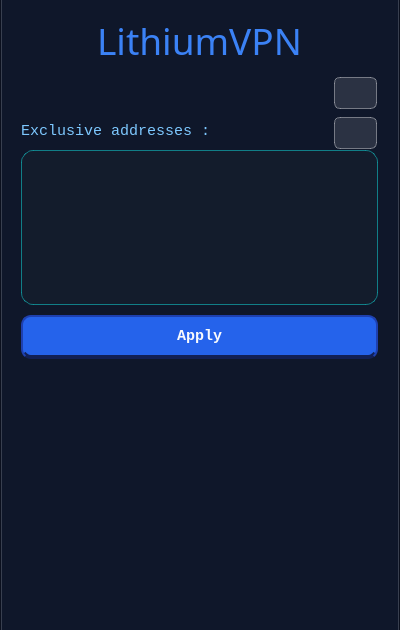
The window that design/dotui/main_window.ui (EXE88/LithiumVPN-windows) describes before a commit, drawn with Qt 5.
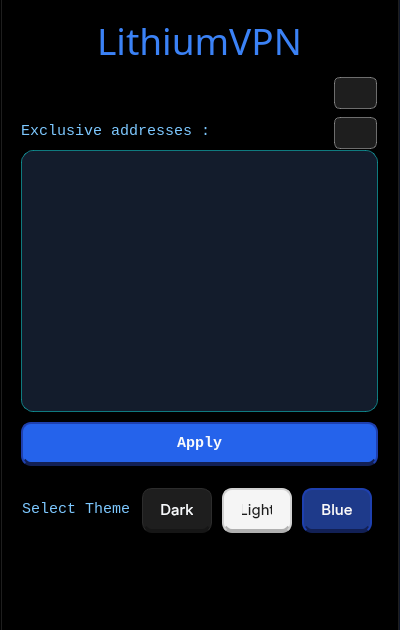
The same window after the commit. The open tabs and pages were chosen to show the change. Icons and pictures are not drawn.

Commit message: added theme manager and basic themes

What changed in the file:
```diff
--- a/design/dotui/main_window.ui
+++ b/design/dotui/main_window.ui
@@ -53,6 +53,9 @@
       <pointsize>10</pointsize>
      </font>
     </property>
+    <property name="styleSheet">
+     <string notr="true">background-color:transparent;</string>
+    </property>
     <property name="currentIndex">
      <number>0</number>
     </property>
@@ -1380,7 +1383,7 @@
         <x>7</x>
         <y>110</y>
         <width>381</width>
-        <height>261</height>
+        <height>368</height>
        </rect>
       </property>
       <layout class="QVBoxLayout" name="proxyExlusives_layout_settingsTab">
@@ -1560,6 +1563,175 @@
        <enum>QFrame::Shadow::Raised</enum>
       </property>
      </widget>
+     <widget class="QLabel" name="themeSelect_label_settingsTab">
+      <property name="geometry">
+       <rect>
+        <x>20</x>
+        <y>500</y>
+        <width>121</width>
+        <height>18</height>
+       </rect>
+      </property>
+      <property name="font">
+       <font>
+        <family>Consolas</family>
+        <pointsize>11</pointsize>
+       </font>
+      </property>
+      <property name="toolTip">
+       <string/>
+      </property>
+      <property name="statusTip">
+       <string/>
+      </property>
+      <property name="whatsThis">
+       <string/>
+      </property>
+      <property name="styleSheet">
+       <string notr="true">color:rgb(125, 200, 255);
+background-color:transparent;</string>
+      </property>
+      <property name="text">
+       <string>Select Theme : </string>
+      </property>
+     </widget>
+     <widget class="QPushButton" name="darkThemeSelect_button_settingsTab">
+      <property name="geometry">
+       <rect>
+        <x>140</x>
+        <y>488</y>
+        <width>70</width>
+        <height>45</height>
+       </rect>
+      </property>
+      <property name="font">
+       <font>
+        <family>SF Pro Display</family>
+        <pointsize>11</pointsize>
+        <bold>false</bold>
+       </font>
+      </property>
+      <property name="styleSheet">
+       <string notr="true">QPushButton#darkThemeSelect_button_settingsTab {
+    background-color: #1e1e1e; 
+    color: #f8fafc;
+    border-radius: 10px;
+    padding: 10px 18px;
+    border: 1px solid #2c2c2c;
+    border-bottom: 4px solid #161616;
+    outline: none;
+}
+
+QPushButton#darkThemeSelect_button_settingsTab:hover {
+    background-color: #2c2c2c; 
+}
+
+QPushButton#darkThemeSelect_button_settingsTab:pressed {
+    background-color: #161616;
+    border: 2px solid #121212;
+    border-top: 4px solid #121212;
+    padding-top: 12px;
+    padding-bottom: 8px;
+}</string>
+      </property>
+      <property name="text">
+       <string>Dark</string>
+      </property>
+      <property name="flat">
+       <bool>false</bool>
+      </property>
+     </widget>
+     <widget class="QPushButton" name="lightThemeSelect_button_settingsTab">
+      <property name="geometry">
+       <rect>
+        <x>220</x>
+        <y>488</y>
+        <width>70</width>
+        <height>45</height>
+       </rect>
+      </property>
+      <property name="font">
+       <font>
+        <family>SF Pro Display</family>
+        <pointsize>11</pointsize>
+        <bold>false</bold>
+       </font>
+      </property>
+      <property name="styleSheet">
+       <string notr="true">QPushButton#lightThemeSelect_button_settingsTab {
+    background-color: #f5f5f5; 
+    color: #1e1e1e; 
+    border-radius: 10px;
+    padding: 10px 18px;
+    border: 2px solid #d1d1d1;
+    border-bottom: 4px solid #b0b0b0;
+    outline: none;
+}
+
+QPushButton#lightThemeSelect_button_settingsTab:hover {
+    background-color: #e0e0e0; 
+}
+
+QPushButton#lightThemeSelect_button_settingsTab:pressed {
+    background-color: #cfcfcf; 
+    border: 2px solid #b0b0b0;
+    border-top: 4px solid #b0b0b0;
+    padding-top: 12px;
+    padding-bottom: 8px;
+}
+</string>
+      </property>
+      <property name="text">
+       <string>Light</string>
+      </property>
+      <property name="flat">
+       <bool>false</bool>
+      </property>
+     </widget>
+     <widget class="QPushButton" name="blueThemeSelect_button_settingsTab">
+      <property name="geometry">
+       <rect>
+        <x>300</x>
+        <y>488</y>
+        <width>70</width>
+        <height>45</height>
+       </rect>
+      </property>
+      <property name="font">
+       <font>
+        <family>SF Pro Display</family>
+        <pointsize>11</pointsize>
+        <bold>false</bold>
+       </font>
+      </property>
+      <property name="styleSheet">
+       <string notr="true">QPushButton#blueThemeSelect_button_settingsTab {
+    background-color: #1e3a8a; 
+    color: #f8fafc;
+    border-radius: 10px;
+    padding: 10px 18px;
+    border: 2px solid #1e40af;
+    border-bottom: 4px solid #122055;
+    outline: none;
+}
+QPushButton#blueThemeSelect_button_settingsTab:hover {
+    background-color: #2563eb; 
+}
+QPushButton#blueThemeSelect_button_settingsTab:pressed {
+    background-color: #1e40af;
+    border: 2px solid #122055;
+    border-top: 4px solid #122055;
+    padding-top: 12px;
+    padding-bottom: 8px;
+}</string>
+      </property>
+      <property name="text">
+       <string>Blue</string>
+      </property>
+      <property name="flat">
+       <bool>false</bool>
+      </property>
+     </widget>
     </widget>
    </widget>
    <widget class="QWidget" name="sideMenu" native="true">
@@ -1843,6 +2015,28 @@
      </size>
     </property>
    </widget>
+   <widget class="QLabel" name="backgroundImage">
+    <property name="geometry">
+     <rect>
+      <x>0</x>
+      <y>0</y>
+      <width>400</width>
+      <height>630</height>
+     </rect>
+    </property>
+    <property name="text">
+     <string/>
+    </property>
+    <property name="scaledContents">
+     <bool>true</bool>
+    </property>
+   </widget>
+   <zorder>backgroundImage</zorder>
+   <zorder>tabWidget</zorder>
+   <zorder>sideMenu</zorder>
+   <zorder>menuButton</zorder>
+   <zorder>minimizeButton</zorder>
+   <zorder>closeButton</zorder>
   </widget>
  </widget>
  <resources>
```
Left out of the diff: 3 changed lines with no effect on the pictures. The commit also changes 28 other files.
